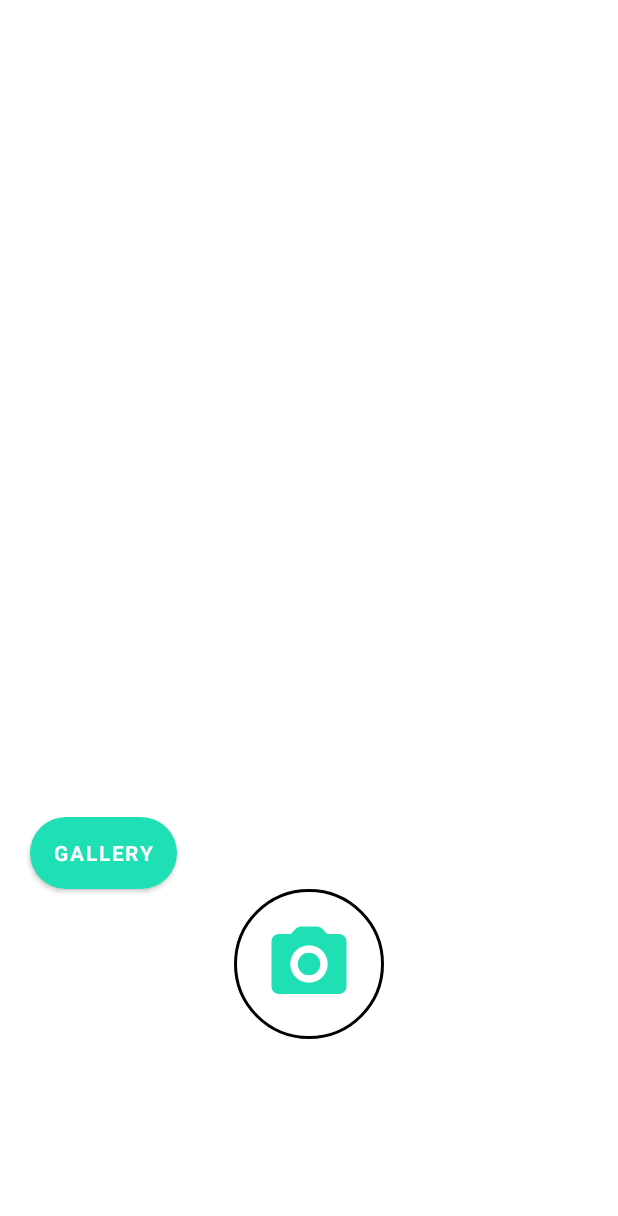
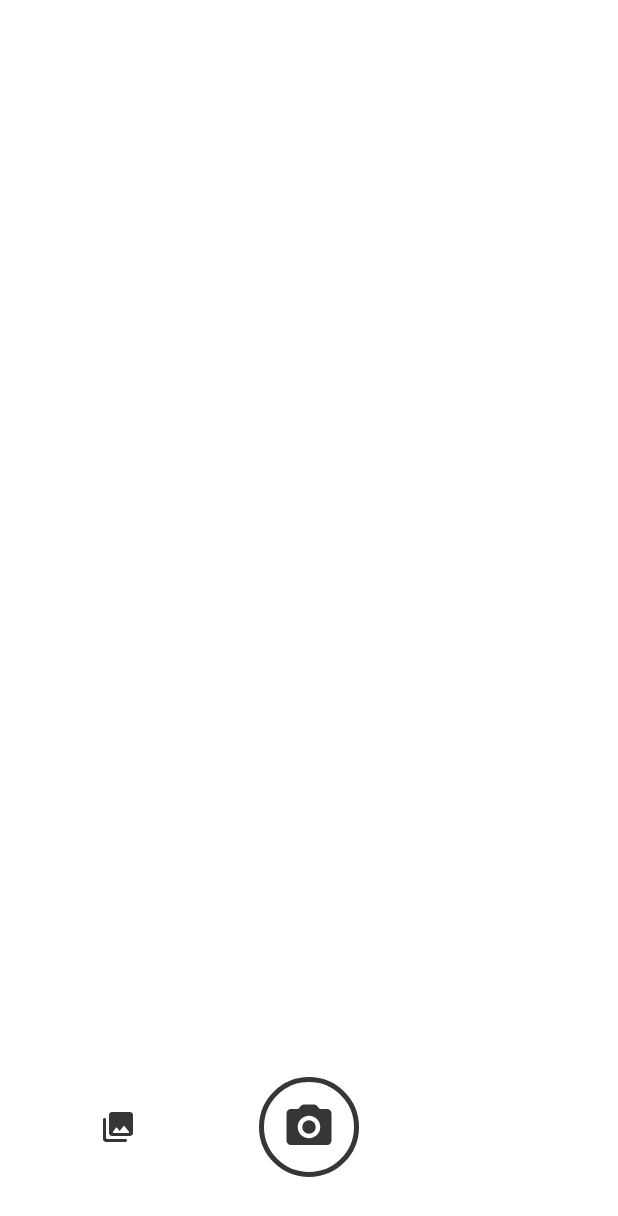
Before and after one commit to ilsoo1221/SwitchCamera, an Android app: the layout sc_main_activity.xml on its own in the app's theme, with its tools: preview values and no code run, on a phone screen of 412 x 824 dp. Shown: the top 1216 px of the screen. Run offline under Robolectric (Android 15) with nearby library versions, the phone set to English and light mode, and no system bars.

Commit message:
2020.11.28 create save, get image from gallery

```diff
--- a/app/src/main/java/com/example/switchcamera/SCActivity/SC_ImageEditActivity.java
+++ b/app/src/main/java/com/example/switchcamera/SCActivity/SC_ImageEditActivity.java
@@ -28,4 +28,6 @@ public class SC_ImageEditActivity extends AppCompatActivity {
 
         sc_edit_imageView.setImageURI(SC_MainActivity.galleryUri);
     }
+
+
 }
--- a/app/src/main/res/drawable/capture_button_normal.xml
+++ b/app/src/main/res/drawable/capture_button_normal.xml
@@ -2,6 +2,6 @@
 <!--  res/drawable/rounded_edittext.xml -->
 <shape xmlns:android="http://schemas.android.com/apk/res/android"
     android:shape="oval" android:padding="0dp">
-    <stroke android:width="2dp" android:color="@color/black">
+    <stroke android:width="3dp" android:color="@color/semiBlack">
     </stroke>
 </shape>
--- /dev/null
+++ b/app/src/main/res/drawable/round_collections_24.xml
@@ -0,0 +1,9 @@
+<vector xmlns:android="http://schemas.android.com/apk/res/android"
+    android:width="24dp"
+    android:height="24dp"
+    android:viewportWidth="24"
+    android:viewportHeight="24">
+  <path
+      android:fillColor="@color/semiBlack"
+      android:pathData="M22,16L22,4c0,-1.1 -0.9,-2 -2,-2L8,2c-1.1,0 -2,0.9 -2,2v12c0,1.1 0.9,2 2,2h12c1.1,0 2,-0.9 2,-2zM11.4,12.53l1.63,2.18 2.58,-3.22c0.2,-0.25 0.58,-0.25 0.78,0l2.96,3.7c0.26,0.33 0.03,0.81 -0.39,0.81L9,16c-0.41,0 -0.65,-0.47 -0.4,-0.8l2,-2.67c0.2,-0.26 0.6,-0.26 0.8,0zM2,7v13c0,1.1 0.9,2 2,2h13c0.55,0 1,-0.45 1,-1s-0.45,-1 -1,-1L5,20c-0.55,0 -1,-0.45 -1,-1L4,7c0,-0.55 -0.45,-1 -1,-1s-1,0.45 -1,1z"/>
+</vector>
--- /dev/null
+++ b/app/src/main/res/drawable/round_done_24.xml
@@ -0,0 +1,9 @@
+<vector xmlns:android="http://schemas.android.com/apk/res/android"
+    android:width="24dp"
+    android:height="24dp"
+    android:viewportWidth="24"
+    android:viewportHeight="24">
+  <path
+      android:fillColor="@color/semiBlack"
+      android:pathData="M9,16.2l-3.5,-3.5c-0.39,-0.39 -1.01,-0.39 -1.4,0 -0.39,0.39 -0.39,1.01 0,1.4l4.19,4.19c0.39,0.39 1.02,0.39 1.41,0L20.3,7.7c0.39,-0.39 0.39,-1.01 0,-1.4 -0.39,-0.39 -1.01,-0.39 -1.4,0L9,16.2z"/>
+</vector>
--- a/app/src/main/res/drawable/round_photo_camera_24.xml
+++ b/app/src/main/res/drawable/round_photo_camera_24.xml
@@ -1,12 +1,12 @@
 <vector xmlns:android="http://schemas.android.com/apk/res/android"
-    android:width="60dp"
-    android:height="60dp"
+    android:width="36dp"
+    android:height="36dp"
     android:viewportWidth="24"
     android:viewportHeight="24">
   <path
-      android:fillColor="@color/mainColor"
+      android:fillColor="@color/semiBlack"
       android:pathData="M12,12m-3,0a3,3 0,1 1,6 0a3,3 0,1 1,-6 0"/>
   <path
-      android:fillColor="@color/mainColor"
+      android:fillColor="@color/semiBlack"
       android:pathData="M20,4h-3.17l-1.24,-1.35c-0.37,-0.41 -0.91,-0.65 -1.47,-0.65L9.88,2c-0.56,0 -1.1,0.24 -1.48,0.65L7.17,4L4,4c-1.1,0 -2,0.9 -2,2v12c0,1.1 0.9,2 2,2h16c1.1,0 2,-0.9 2,-2L22,6c0,-1.1 -0.9,-2 -2,-2zM12,17c-2.76,0 -5,-2.24 -5,-5s2.24,-5 5,-5 5,2.24 5,5 -2.24,5 -5,5z"/>
 </vector>
--- /dev/null
+++ b/app/src/main/res/layout/sc_loading_activity.xml
@@ -0,0 +1,6 @@
+<?xml version="1.0" encoding="utf-8"?>
+<androidx.constraintlayout.widget.ConstraintLayout
+    xmlns:android="http://schemas.android.com/apk/res/android" android:layout_width="match_parent"
+    android:layout_height="match_parent">
+
+</androidx.constraintlayout.widget.ConstraintLayout>
--- a/app/src/main/res/layout/sc_main_activity.xml
+++ b/app/src/main/res/layout/sc_main_activity.xml
@@ -24,45 +24,89 @@
 
     </FrameLayout>
 
+    <FrameLayout
+        android:layout_width="match_parent"
+        android:layout_height="0dp"
+        android:layout_weight="3">>
+
         <LinearLayout
+            android:id="@+id/sc_main_activity_beforecapture"
             android:layout_width="match_parent"
-        android:layout_height="wrap_content"
-        android:orientation="vertical"
+            android:layout_height="match_parent"
+            android:visibility="visible"
             android:layout_marginTop="20dp"
-        android:gravity="center">
+            android:orientation="horizontal"
+            android:weightSum="3">
 
 
+            <FrameLayout
+                android:layout_width="0dp"
+                android:layout_height="match_parent"
+                android:layout_weight="1">
 
-        <LinearLayout
+                <ImageButton
+                    android:id="@+id/button_gallery"
                     android:layout_width="match_parent"
                     android:layout_height="match_parent"
-            android:layout_weight="1"
-            android:orientation="vertical">
+                    android:layout_gravity="left"
+                    android:layout_marginLeft="20dp"
+                    android:background="@android:color/transparent"
+                    android:src="@drawable/round_collections_24"
+                    app:backgroundTint="@color/semiBlack"
+                    app:rippleColor="@color/teal_200" />
+            </FrameLayout>
 
-            <Button
-                android:id="@+id/button_gallery"
-                android:layout_width="wrap_content"
-                android:layout_height="wrap_content"
-                android:layout_marginLeft="20dp"
-                android:background="@drawable/gallery_button_normal"
-                android:fontFamily="sans-serif"
-                android:text="gallery"
-                android:textSize="14sp"
-                android:textStyle="bold"
-                app:backgroundTint="@color/mainColor"
-                app:rippleColor="@color/teal_200" />
+            <FrameLayout
+                android:layout_width="0dp"
+                android:layout_height="match_parent"
+                android:layout_weight="1">
 
                 <ImageButton
                     android:id="@+id/button_capture"
                     android:layout_width="wrap_content"
                     android:layout_height="wrap_content"
                     android:layout_gravity="center"
+                    android:background="@drawable/capture_button_normal"
+                    android:padding="15dp"
                     android:src="@drawable/round_photo_camera_24"
-                android:background="@drawable/capture_button_normal"
-                android:padding="20dp"
                     android:text="Capture" />
-        </LinearLayout>
+            </FrameLayout>
 
         </LinearLayout>
 
+        <LinearLayout
+            android:id="@+id/sc_main_activity_aftercapture"
+            android:layout_width="match_parent"
+            android:layout_height="match_parent"
+            android:layout_marginTop="20dp"
+            android:orientation="horizontal"
+            android:visibility="invisible"
+            android:weightSum="3">
+
+            <FrameLayout
+                android:layout_width="0dp"
+                android:layout_height="match_parent"
+                android:layout_weight="1"></FrameLayout>
+
+
+            <FrameLayout
+                android:layout_width="0dp"
+                android:layout_height="match_parent"
+                android:layout_weight="1">
+
+                <ImageButton
+                    android:id="@+id/button_save"
+                    android:layout_width="wrap_content"
+                    android:layout_height="wrap_content"
+                    android:layout_gravity="center"
+                    android:background="@drawable/capture_button_normal"
+                    android:padding="15dp"
+                    android:src="@drawable/round_done_24"
+                    android:text="Capture" />
+            </FrameLayout>
+
         </LinearLayout>
+    </FrameLayout>
+
+
+</LinearLayout>
--- a/app/src/main/res/values/colors.xml
+++ b/app/src/main/res/values/colors.xml
@@ -8,4 +8,5 @@
     <color name="black">#FF000000</color>
     <color name="white">#FFFFFFFF</color>
     <color name="mainColor">#1fe0b4</color>
+    <color name="semiBlack">#363636</color>
 </resources>
--- /dev/null
+++ b/app/src/main/res/xml/filepaths.xml
@@ -0,0 +1,4 @@
+<?xml version="1.0" encoding="utf-8"?>
+<PreferenceScreen xmlns:android="http://schemas.android.com/apk/res/android">
+
+</PreferenceScreen>
```
Also changed, not shown: app/src/main/AndroidManifest.xml (+15 -0 lines), app/src/main/java/com/example/switchcamera/SCActivity/SC_LoadingActivity.java (added, +46 -0 lines), app/src/main/java/com/example/switchcamera/SCActivity/SC_MainActivity.java (+115 -2 lines). Lines whose indentation alone changed are shown as unchanged.
